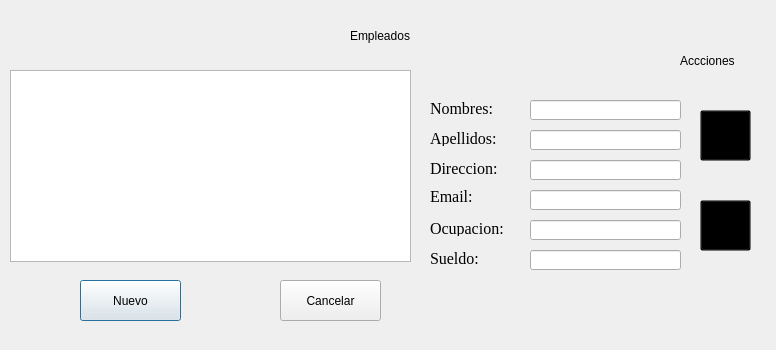
Before: the Qt Designer form Sistema_de_Registro_de_Hotel/gui_index_empleado.ui in JeffersonFarCar/Sistema-de-Registro-de-Hotel, drawn with Qt 5.
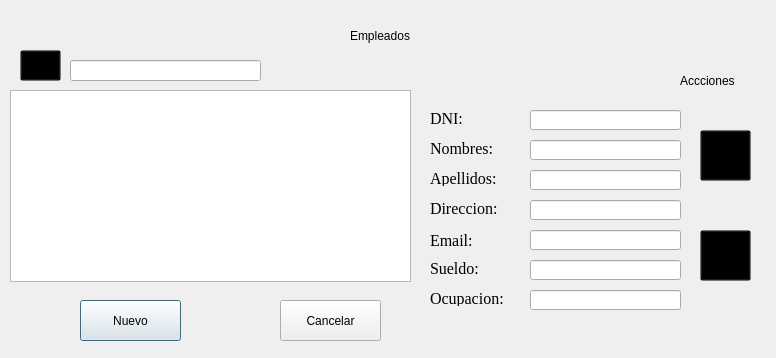
After: the same form once the commit is applied. Icons and pictures are not drawn.

The edit to the form file:
```diff
--- a/Sistema_de_Registro_de_Hotel/gui_index_empleado.ui
+++ b/Sistema_de_Registro_de_Hotel/gui_index_empleado.ui
@@ -7,7 +7,7 @@
     <x>0</x>
     <y>0</y>
     <width>776</width>
-    <height>350</height>
+    <height>358</height>
    </rect>
   </property>
   <property name="windowTitle">
@@ -17,7 +17,7 @@
    <property name="geometry">
     <rect>
      <x>80</x>
-     <y>280</y>
+     <y>300</y>
      <width>101</width>
      <height>41</height>
     </rect>
@@ -33,7 +33,7 @@
    <property name="geometry">
     <rect>
      <x>680</x>
-     <y>50</y>
+     <y>70</y>
      <width>81</width>
      <height>21</height>
     </rect>
@@ -49,7 +49,7 @@
    <property name="geometry">
     <rect>
      <x>700</x>
-     <y>110</y>
+     <y>130</y>
      <width>51</width>
      <height>51</height>
     </rect>
@@ -89,7 +89,7 @@
    <property name="geometry">
     <rect>
      <x>280</x>
-     <y>280</y>
+     <y>300</y>
      <width>101</width>
      <height>41</height>
     </rect>
@@ -105,7 +105,7 @@
    <property name="geometry">
     <rect>
      <x>10</x>
-     <y>70</y>
+     <y>90</y>
      <width>401</width>
      <height>192</height>
     </rect>
@@ -115,7 +115,7 @@
    <property name="geometry">
     <rect>
      <x>700</x>
-     <y>200</y>
+     <y>230</y>
      <width>51</width>
      <height>51</height>
     </rect>
@@ -139,7 +139,7 @@
    <property name="geometry">
     <rect>
      <x>530</x>
-     <y>100</y>
+     <y>140</y>
      <width>151</width>
      <height>20</height>
     </rect>
@@ -149,7 +149,7 @@
    <property name="geometry">
     <rect>
      <x>530</x>
-     <y>130</y>
+     <y>170</y>
      <width>151</width>
      <height>20</height>
     </rect>
@@ -159,7 +159,7 @@
    <property name="geometry">
     <rect>
      <x>530</x>
-     <y>160</y>
+     <y>200</y>
      <width>151</width>
      <height>20</height>
     </rect>
@@ -169,7 +169,7 @@
    <property name="geometry">
     <rect>
      <x>530</x>
-     <y>190</y>
+     <y>230</y>
      <width>151</width>
      <height>20</height>
     </rect>
@@ -179,7 +179,7 @@
    <property name="geometry">
     <rect>
      <x>530</x>
-     <y>220</y>
+     <y>260</y>
      <width>151</width>
      <height>20</height>
     </rect>
@@ -189,7 +189,7 @@
    <property name="geometry">
     <rect>
      <x>530</x>
-     <y>250</y>
+     <y>290</y>
      <width>151</width>
      <height>20</height>
     </rect>
@@ -199,7 +199,7 @@
    <property name="geometry">
     <rect>
      <x>430</x>
-     <y>100</y>
+     <y>140</y>
      <width>81</width>
      <height>16</height>
     </rect>
@@ -224,7 +224,7 @@
    <property name="geometry">
     <rect>
      <x>430</x>
-     <y>130</y>
+     <y>170</y>
      <width>81</width>
      <height>16</height>
     </rect>
@@ -249,7 +249,7 @@
    <property name="geometry">
     <rect>
      <x>430</x>
-     <y>186</y>
+     <y>230</y>
      <width>81</width>
      <height>20</height>
     </rect>
@@ -274,7 +274,7 @@
    <property name="geometry">
     <rect>
      <x>430</x>
-     <y>220</y>
+     <y>290</y>
      <width>81</width>
      <height>16</height>
     </rect>
@@ -299,7 +299,7 @@
    <property name="geometry">
     <rect>
      <x>430</x>
-     <y>250</y>
+     <y>260</y>
      <width>81</width>
      <height>16</height>
     </rect>
@@ -324,7 +324,7 @@
    <property name="geometry">
     <rect>
      <x>430</x>
-     <y>160</y>
+     <y>200</y>
      <width>81</width>
      <height>16</height>
     </rect>
@@ -345,6 +345,71 @@
     <string>Direccion:</string>
    </property>
   </widget>
+  <widget class="QLabel" name="label_9">
+   <property name="geometry">
+    <rect>
+     <x>430</x>
+     <y>110</y>
+     <width>81</width>
+     <height>16</height>
+    </rect>
+   </property>
+   <property name="font">
+    <font>
+     <family>Times New Roman</family>
+     <pointsize>12</pointsize>
+     <weight>50</weight>
+     <italic>false</italic>
+     <bold>false</bold>
+    </font>
+   </property>
+   <property name="styleSheet">
+    <string notr="true">font: 12pt &quot;Times New Roman&quot;;</string>
+   </property>
+   <property name="text">
+    <string>DNI:</string>
+   </property>
+  </widget>
+  <widget class="QLineEdit" name="lineEditDNIModi">
+   <property name="geometry">
+    <rect>
+     <x>530</x>
+     <y>110</y>
+     <width>151</width>
+     <height>20</height>
+    </rect>
+   </property>
+  </widget>
+  <widget class="QPushButton" name="buscarEmpleadoButton">
+   <property name="geometry">
+    <rect>
+     <x>20</x>
+     <y>50</y>
+     <width>41</width>
+     <height>31</height>
+    </rect>
+   </property>
+   <property name="styleSheet">
+    <string notr="true">#buscarEmpleadoButton{
+	background-color: transparent;
+	border-image: url(:/imagenes/imagenes/buscar_pressed.png);
+}
+</string>
+   </property>
+   <property name="text">
+    <string/>
+   </property>
+  </widget>
+  <widget class="QLineEdit" name="lineEdit_buscarEmpleado">
+   <property name="geometry">
+    <rect>
+     <x>70</x>
+     <y>60</y>
+     <width>191</width>
+     <height>21</height>
+    </rect>
+   </property>
+  </widget>
  </widget>
  <resources/>
  <connections/>
```
